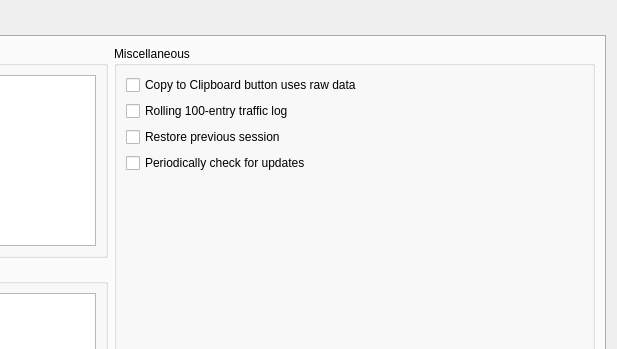
This is src/settings.ui in dannagle/PacketSender as Qt 5 draws it before an edit; both pictures show x 396 to 1013 and y 0 to 349 of the 1013 by 583 pixel window. The edited form follows.
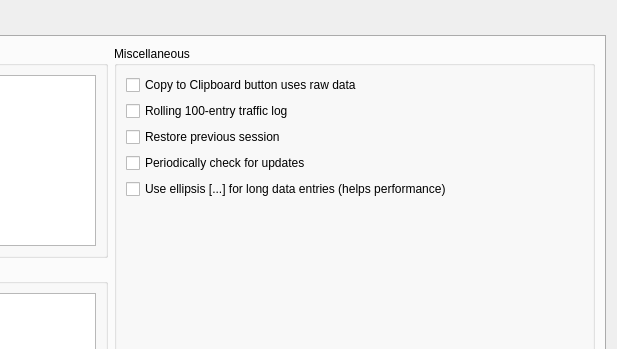
This is the edited form. The open tabs and pages were chosen to show the change.

Commit message: #194 Added option to show full response (turn off ellipsis)

Patch:
```diff
--- a/src/settings.ui
+++ b/src/settings.ui
@@ -544,6 +544,13 @@
             </property>
            </widget>
           </item>
+          <item>
+           <widget class="QCheckBox" name="ellipsisCheck">
+            <property name="text">
+             <string>Use ellipsis [...] for long data entries (helps performance)</string>
+            </property>
+           </widget>
+          </item>
           <item>
            <spacer name="verticalSpacer_6">
             <property name="orientation">
```
Left out of the diff: 2 changed lines with no effect on the pictures. The commit also changes 4 other files.
